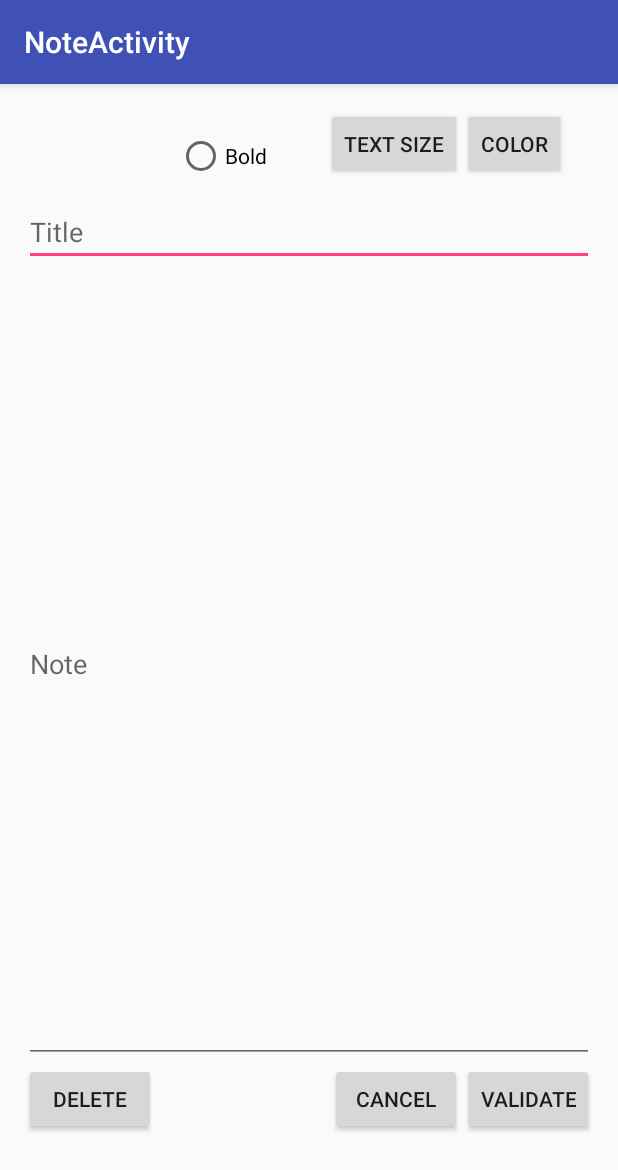
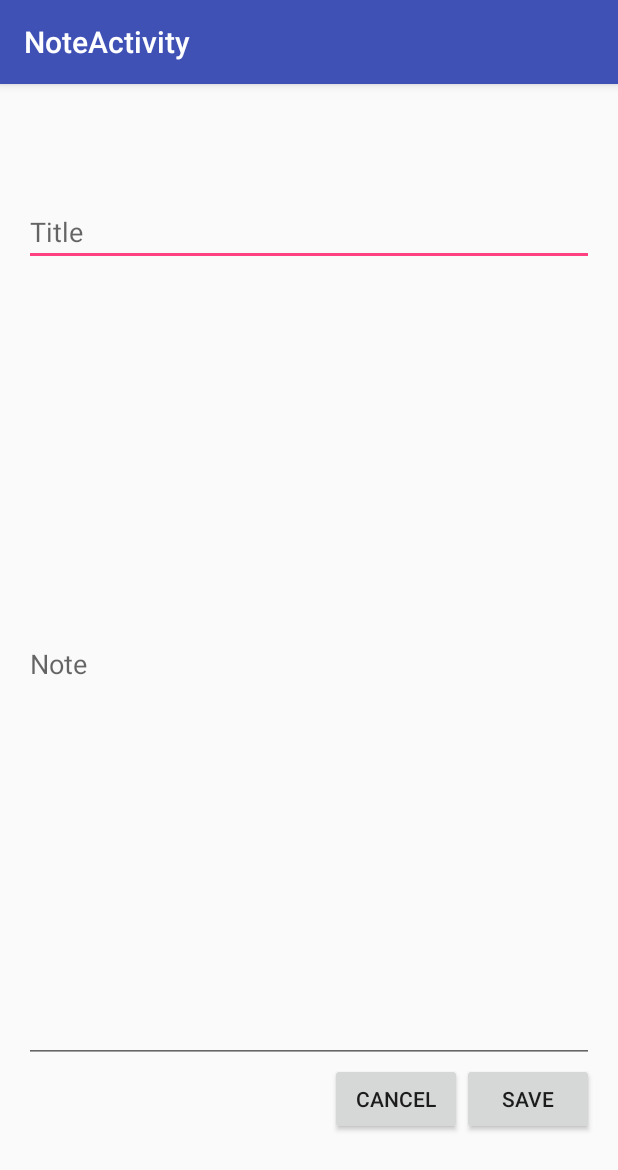
Before and after one commit to ymayou/cozy, an Android app: the NoteActivity screen opened directly, with no data from a screen before it, on a phone screen of 412 x 824 dp. Shown: the top 1170 px of the screen. Run offline under Robolectric (Android 15) with nearby library versions, the phone set to English and light mode, and no system bars.

Commit message:
NavActivity => Suppression sur appui long
NoteActivity => Suppression des boutons inutiles

```diff
--- a/app/src/main/java/irc/cpe/cozy/NoteActivity.java
+++ b/app/src/main/java/irc/cpe/cozy/NoteActivity.java
@@ -21,23 +21,12 @@ public class NoteActivity extends AppCompatActivity{
         Toolbar toolbar = (Toolbar) findViewById(R.id.toolbar);
         setSupportActionBar(toolbar);
 
-        //RadioButton bold = (RadioButton)findViewById(R.id.noteBold);
-
         //Récupération de l'id de la note à modifier
         int idNote;
         int idFolder;
-        /*Bundle extras = getIntent().getExtras();
-
-        if (extras != null) {
-            idNote = extras.getInt("NOTE");
-            idFolder = extras.getInt("FOLDER");
-        }*/
 
         idNote = getIntent().getIntExtra("NOTE", 0);
         idFolder = getIntent().getIntExtra("FOLDER", 0);
-
-        Toast.makeText(getApplicationContext(), "Id folder = '"+ idFolder + "'",
-                Toast.LENGTH_LONG).show();
 
         EditText textTitle=(EditText)findViewById(R.id.noteTitle);
         EditText textContent=(EditText)findViewById(R.id.noteContent);
@@ -76,32 +65,13 @@ public class NoteActivity extends AppCompatActivity{
                     //Insertion de la nouvelle note
                     NoteDao noteDao = new NoteDao();
                     noteDao.insert(getApplicationContext(), newNote);
-                    Toast.makeText(getApplicationContext(), "Note '"+ newTitle + "' sauvegardée, Contenu : " + newContent,
+                    Toast.makeText(getApplicationContext(), "Note '"+ newTitle + "' sauvegardée",
                             Toast.LENGTH_LONG).show();
                     Intent returnIntent = new Intent();
                     setResult(NoteActivity.RESULT_OK, returnIntent);
                     finish();
                 }
-                /*
-                new AlertDialog.Builder(NoteActivity.this)
-                        .setTitle("Entrée nouvelle note")
-                        .setMessage("Voulez-vous enregistrer votre nouvelle note ?")
-                        .setPositiveButton(android.R.string.yes, new DialogInterface.OnClickListener() {
-                            public void onClick(DialogInterface dialog, int which) {
-                            //Action après validation
-                            }
-                        })
-                        .setNegativeButton(android.R.string.no, new DialogInterface.OnClickListener() {
-                            public void onClick(DialogInterface dialog, int which) {
-                                Toast.makeText(getApplicationContext(), "Note non sauvegardée",
-                                        Toast.LENGTH_LONG).show();
-                                NoteActivity.this.startActivity(new Intent(NoteActivity.this, NoteActivity.class));
-                                finish();
-                            }
-                        })
-                        .setIcon(android.R.drawable.ic_dialog_alert)
-                        .show();
-                        */
+
             }
 
         });
@@ -118,20 +88,6 @@ public class NoteActivity extends AppCompatActivity{
             }
         });
 
-        Button noteDelete=(Button)findViewById(R.id.noteDelete);
-        noteDelete.setOnClickListener(new View.OnClickListener() {
-            @Override
-            public void onClick(View arg0) {
-                NoteDao noteDao = new NoteDao();
-                noteDao.delete(getApplicationContext(), finalIdNote);
-                Toast.makeText(getApplicationContext(), "Note "+finalTitle+" supprimée",
-                        Toast.LENGTH_LONG).show();
-                Intent returnIntent = new Intent();
-                setResult(NoteActivity.RESULT_OK, returnIntent);
-                finish();
-            }
-        });
-
         //Intent newIntent = new Intent(getApplicationContext(), WebserviceActivity.class);
         //startActivity(newIntent);
     }
--- a/app/src/main/res/layout/content_note.xml
+++ b/app/src/main/res/layout/content_note.xml
@@ -36,7 +36,7 @@
     <Button
         android:layout_width="wrap_content"
         android:layout_height="wrap_content"
-        android:text="Validate"
+        android:text="Save"
         android:id="@+id/noteButton"
         android:layout_marginBottom="51dp"
         android:layout_alignParentBottom="true"
@@ -50,40 +50,4 @@
         android:layout_alignTop="@+id/noteButton"
         android:layout_toStartOf="@+id/noteButton" />
 
-    <Button
-        style="?android:attr/buttonStyleSmall"
-        android:layout_width="wrap_content"
-        android:layout_height="wrap_content"
-        android:text="Color"
-        android:id="@+id/noteColor"
-        android:layout_alignParentTop="true"
-        android:layout_toEndOf="@+id/noteCancel" />
-
-    <Button
-        style="?android:attr/buttonStyleSmall"
-        android:layout_width="wrap_content"
-        android:layout_height="wrap_content"
-        android:text="Text size"
-        android:id="@+id/noteSize"
-        android:layout_alignTop="@+id/noteColor"
-        android:layout_toStartOf="@+id/noteColor" />
-
-    <RadioButton
-        android:layout_width="wrap_content"
-        android:layout_height="wrap_content"
-        android:text="Bold"
-        android:id="@+id/noteBold"
-        android:checked="false"
-        android:layout_alignBottom="@+id/noteSize"
-        android:layout_toStartOf="@+id/noteSize"
-        android:layout_marginEnd="39dp" />
-
-    <Button
-        android:layout_width="wrap_content"
-        android:layout_height="wrap_content"
-        android:text="Delete"
-        android:id="@+id/noteDelete"
-        android:layout_alignBottom="@+id/noteCancel"
-        android:layout_alignParentStart="true"
-        android:onClick="deleteNote" />
 </RelativeLayout>
```
Also changed, not shown: app/src/main/java/irc/cpe/cozy/NavActivity.java (+31 -0 lines).
